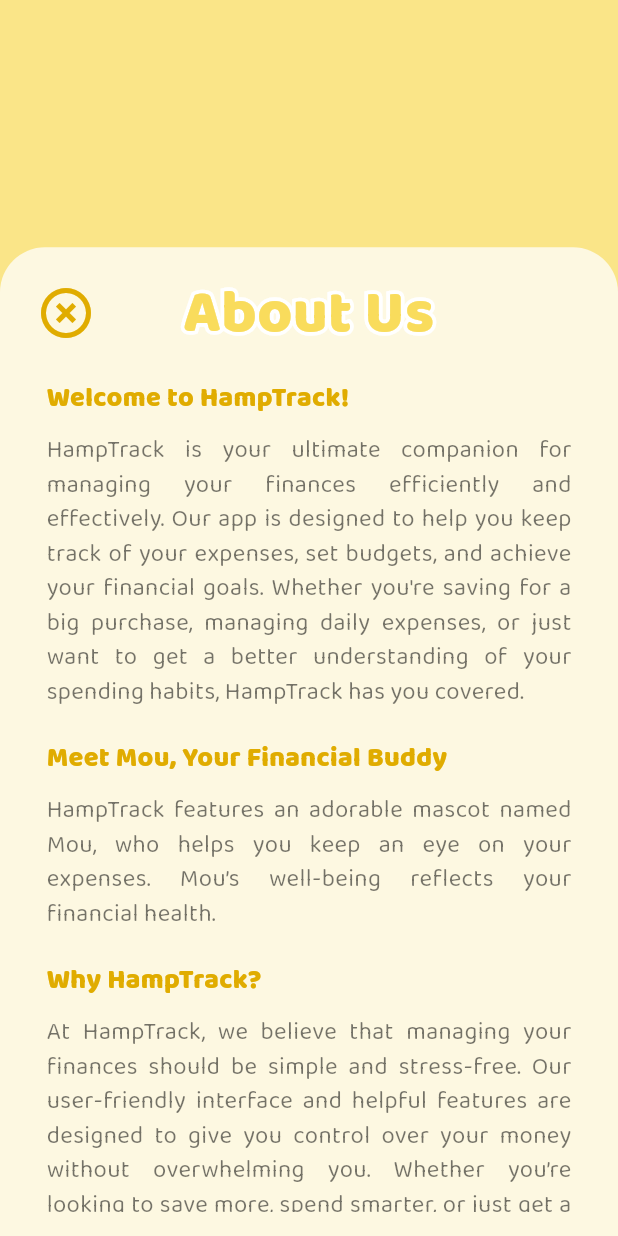
After one commit to ChristabellaJC/Flutter_Hamptrack_Expense_and_Budget_Tracker, a Flutter app: the AboutPage screen opened by its route, on a phone screen of 412 x 824 dp. The commit adds this screen. Run offline on Flutter 3.47's test engine with Material 3 defaults, Android fonts, the phone set to English and light mode, and no system bars; drawn by our look-alikes of stroke_text; our stand-ins replace cloud_firestore, firebase_auth, firebase_core, get, getwidget; accounts and stored records are empty.

Commit message:
add about page

```diff
--- /dev/null
+++ b/lib/components/featureItem.dart
@@ -0,0 +1,37 @@
+import 'package:flutter/material.dart';
+import 'package:dev_hampter/utils/colors.dart';
+
+class FeatureItem extends StatelessWidget {
+  final String title;
+  final String description;
+
+  const FeatureItem({
+    Key? key,
+    required this.title,
+    required this.description,
+  }) : super(key: key);
+
+  @override
+  Widget build(BuildContext context) {
+    return Column(
+      crossAxisAlignment: CrossAxisAlignment.start,
+      children: [
+        Text(
+          title,
+          style: TextStyle(
+            fontSize: 16,
+            fontWeight: FontWeight.bold,
+            color: textColor,
+          ),
+        ),
+        SizedBox(height: 5),
+        Text(
+          description,
+          style: TextStyle(fontSize: 14, color: Colors.black54),
+          textAlign: TextAlign.justify,
+        ),
+        SizedBox(height: 10),
+      ],
+    );
+  }
+}
--- a/lib/routes/routes.dart
+++ b/lib/routes/routes.dart
@@ -1,4 +1,5 @@
 import "package:dev_hampter/components/bottomnavbar.dart";
+import "package:dev_hampter/screens/account/about_page.dart";
 import "package:dev_hampter/screens/account/account_page.dart";
 import "package:dev_hampter/screens/account/account_settings_page.dart";
 import "package:dev_hampter/screens/add/add_details_page.dart";
@@ -9,6 +10,7 @@
 import "package:dev_hampter/screens/splashscreens/splash_screen.dart";
 import "package:dev_hampter/screens/signupandsignin/terms_of_service.dart";
 import "package:dev_hampter/screens/splashscreens/welcome_page.dart";
+import "package:dev_hampter/screens/account/about_page.dart";
 import "package:get/get.dart";
 
 class RoutesClass {
@@ -24,7 +26,7 @@
   static String accountPage = "/accountPage";
   static String accountSettingsPage = "/accountSettingsPage";
   static String navBar = "/navBar";
-  static String editUserPage = "/editUserPage";
+  static String aboutPage = "/aboutPage";
 
   static String getSplashRoute() => splashScreen;
   static String getWelcomePage() => welcomePage;
@@ -37,7 +39,7 @@
   static String getAccountPage() => accountPage;
   static String getAccountSettingsPage() => accountSettingsPage;
   static String getNavBar() => navBar;
-  static String getEditUserPage() => editUserPage;
+  static String getAboutPage() => aboutPage;
 
   static List<GetPage> routes = [
     GetPage(
@@ -90,5 +92,9 @@
       name: navBar,
       page: () => const NavBar(),
     ),
+    GetPage(
+      name: aboutPage,
+      page: () => const AboutPage(),
+    ),
   ];
 }
--- /dev/null
+++ b/lib/screens/account/about_page.dart
@@ -0,0 +1,182 @@
+import 'package:dev_hampter/utils/colors.dart';
+import 'package:flutter/material.dart';
+import 'package:stroke_text/stroke_text.dart';
+import 'package:dev_hampter/components/bottomnavbar.dart';
+import 'package:dev_hampter/components/featureItem.dart';
+
+import 'package:get/get.dart';
+
+class AboutPage extends StatefulWidget {
+  const AboutPage({Key? key}) : super(key: key);
+
+  @override
+  State<AboutPage> createState() => _AboutPageState();
+}
+
+class _AboutPageState extends State<AboutPage> {
+  double height = 0, width = 0;
+
+  @override
+  Widget build(BuildContext context) {
+    height = MediaQuery.of(context).size.height;
+    width = MediaQuery.of(context).size.width;
+
+    return Scaffold(
+      backgroundColor: primaryColor,
+      body: Align(
+        alignment: Alignment.bottomCenter,
+        child: Container(
+          height: height * 0.8,
+          width: width,
+          decoration: BoxDecoration(
+            color: secondaryColor,
+            borderRadius: const BorderRadius.only(
+              topRight: Radius.circular(30),
+              topLeft: Radius.circular(30),
+            ),
+          ),
+          child: Padding(
+            padding: const EdgeInsets.all(16.0),
+            child: Column(
+                crossAxisAlignment: CrossAxisAlignment.center,
+                children: [
+                  Stack(
+                    children: [
+                      IconButton(
+                        onPressed: () {
+                          Get.to(() => NavBar());
+                        },
+                        icon: Icon(
+                          Icons.highlight_off,
+                          color: iconColor,
+                          size: 40,
+                        ),
+                      ),
+
+                      Container(
+                        alignment: Alignment.center,
+                        child:
+                          StrokeText(
+                          text: 'About Us',
+                          textAlign: TextAlign.center,
+                          textStyle: TextStyle(
+                            fontFamily: 'BalooThambi2',
+                            fontSize: 40,
+                            color: secTextColor,
+                            fontWeight: FontWeight.w800,
+                          ),
+                          strokeColor: whiteColor,
+                          strokeWidth: 5,
+                          ),
+                        ),
+                    ],
+                  ),
+                  Expanded(
+                    child: SingleChildScrollView(
+                      physics: AlwaysScrollableScrollPhysics(),
+                      child: Padding(
+                        padding: const EdgeInsets.all(15.0),
+                        child: Column(
+                          crossAxisAlignment: CrossAxisAlignment.start,
+                          children: [
+                            Text(
+                              'Welcome to HampTrack!',
+                              style: TextStyle(
+                                fontSize: 18,
+                                fontWeight: FontWeight.w800,
+                                color: textColor,
+                              ),
+                            ),
+                            SizedBox(height: 10),
+                            Text(
+                              'HampTrack is your ultimate companion for managing your finances efficiently and effectively. Our app is designed to help you keep track of your expenses, set budgets, and achieve your financial goals. Whether you\'re saving for a big purchase, managing daily expenses, or just want to get a better understanding of your spending habits, HampTrack has you covered.',
+                              style: TextStyle(fontSize: 16, color: Colors.black54),
+                              textAlign: TextAlign.justify,
+                            ),
+                            SizedBox(height: 20),
+                            Text(
+                              'Meet Mou, Your Financial Buddy',
+                              style: TextStyle(
+                                fontSize: 18,
+                                fontWeight: FontWeight.w800,
+                                color: textColor,
+                              ),
+                            ),
+                            SizedBox(height: 10),
+                            Text(
+                              'HampTrack features an adorable mascot named Mou, who helps you keep an eye on your expenses. Mou’s well-being reflects your financial health.',
+                              style: TextStyle(fontSize: 16, color: Colors.black54,),
+                              textAlign: TextAlign.justify,
+                            ),
+                            SizedBox(height: 20),
+                            Text(
+                              'Why HampTrack?',
+                              style: TextStyle(
+                                fontSize: 18,
+                                fontWeight: FontWeight.w800,
+                                color: textColor,
+                              ),
+                            ),
+                            SizedBox(height: 10),
+                            Text(
+                              'At HampTrack, we believe that managing your finances should be simple and stress-free. Our user-friendly interface and helpful features are designed to give you control over your money without overwhelming you. Whether you’re looking to save more, spend smarter, or just get a better handle on your finances, HampTrack is here to support you every step of the way.',
+                              style: TextStyle(fontSize: 16, color: Colors.black54),
+                              textAlign: TextAlign.justify,
+                            ),
+                            SizedBox(height: 20),
+                            Text(
+                              'Features',
+                              style: TextStyle(
+                                fontSize: 18,
+                                fontWeight: FontWeight.w800,
+                                color: textColor,
+                              ),
+                            ),
+                            SizedBox(height: 10),
+                            FeatureItem(
+                            title: 'Sign In and Sign Up',
+                            description: 'Create a new account or sign in to your existing one to start tracking your finances. Your data is securely stored and accessible only to you.',
+                          ),
+                          FeatureItem(
+                            title: 'Homepage',
+                            description: 'Set your budget and let HampTrack help you stick to it. Our adorable mascot, Mou, helps you visualize your financial health. If your expenses exceed your budget, Mou will appear unwell. Keep your expenses under control to keep Mou healthy and happy!',
+                          ),
+                          FeatureItem(
+                            title: 'Detail Page',
+                            description: 'Get an overview of your financial status at a glance. See your total income, expenses, and current budget status. Review your financial history.',
+                          ),
+                          FeatureItem(
+                            title: 'Add Expense and Income',
+                            description: 'Quickly add your daily expenses or income.',
+                          ),
+                          FeatureItem(
+                            title: 'Account Page',
+                            description: 'Customize your settings by changing your username, editing your budget, and logging out.',
+                          ),
+                            SizedBox(height: 20),
+                            Text(
+                              'Developed by',
+                              style: TextStyle(
+                                fontSize: 18,
+                                fontWeight: FontWeight.w800,
+                                color: textColor,
+                              ),
+                            ),
+                            SizedBox(height: 10),
+                            Text(
+                              '535220166 - Christabella Jocelynne Chandra\n535220170 - Angela Chow\n535220187 - Jessica Ho\n535220207 - Kelly Christella Gywen\n535220226 - Parveen Uzma',
+                              style: TextStyle(fontSize: 16, color: Colors.black54),
+                            ),
+                          ],
+                        ),
+                      ),
+                    ),
+                  ),
+                ],
+              ),
+            )
+        ),
+      ),
+    );
+  }
+}
--- a/lib/screens/account/account_page.dart
+++ b/lib/screens/account/account_page.dart
@@ -2,11 +2,11 @@
 import 'package:dev_hampter/functions/authentication/auth.dart';
 import 'package:dev_hampter/screens/account/account_settings_page.dart';
 import 'package:dev_hampter/screens/signupandsignin/sign_in_page.dart';
+import 'package:dev_hampter/screens/account/about_page.dart';
 import 'package:flutter/material.dart';
 import 'package:get/get.dart';
 import 'package:dev_hampter/utils/colors.dart';
 import 'package:dev_hampter/utils/sizes.dart';
-import 'package:dev_hampter/components/settingfields.dart';
 import 'package:firebase_auth/firebase_auth.dart';
 import 'package:stroke_text/stroke_text.dart';
 
@@ -149,7 +149,9 @@
 
                         CustomButton(
                           enabledText: 'About',
-                          onPressed: (){},
+                          onPressed: (){
+                            Get.to(() => AboutPage());
+                          },
                           borderRadius: BorderRadius.circular(10),
                           gradient: LinearGradient(colors: [primaryColor, primaryColor]),
                           width: width * .8,
```
